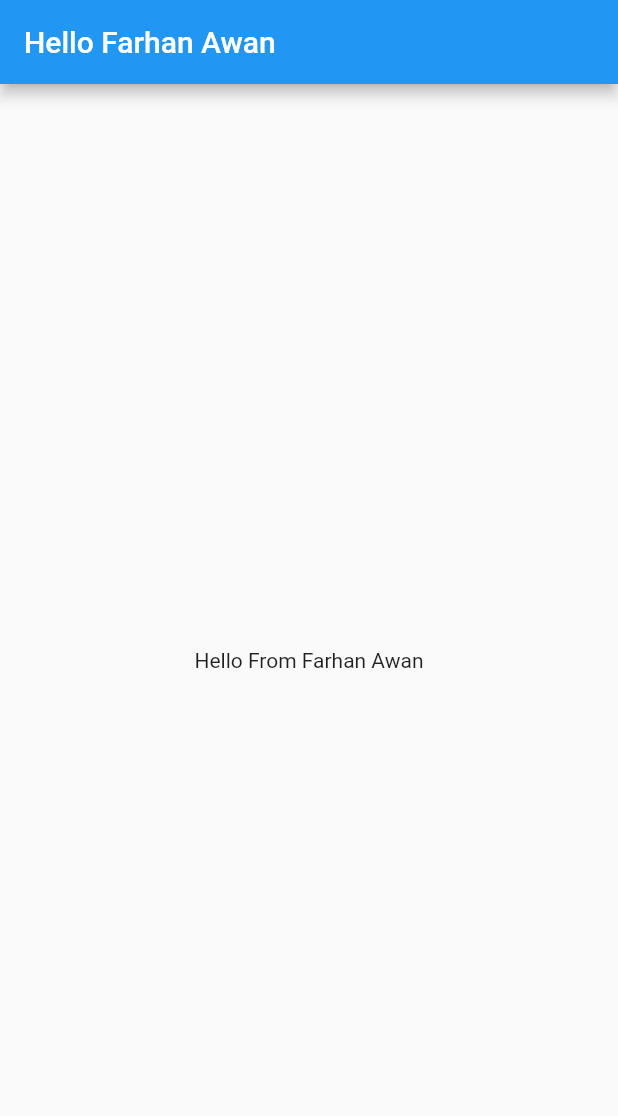
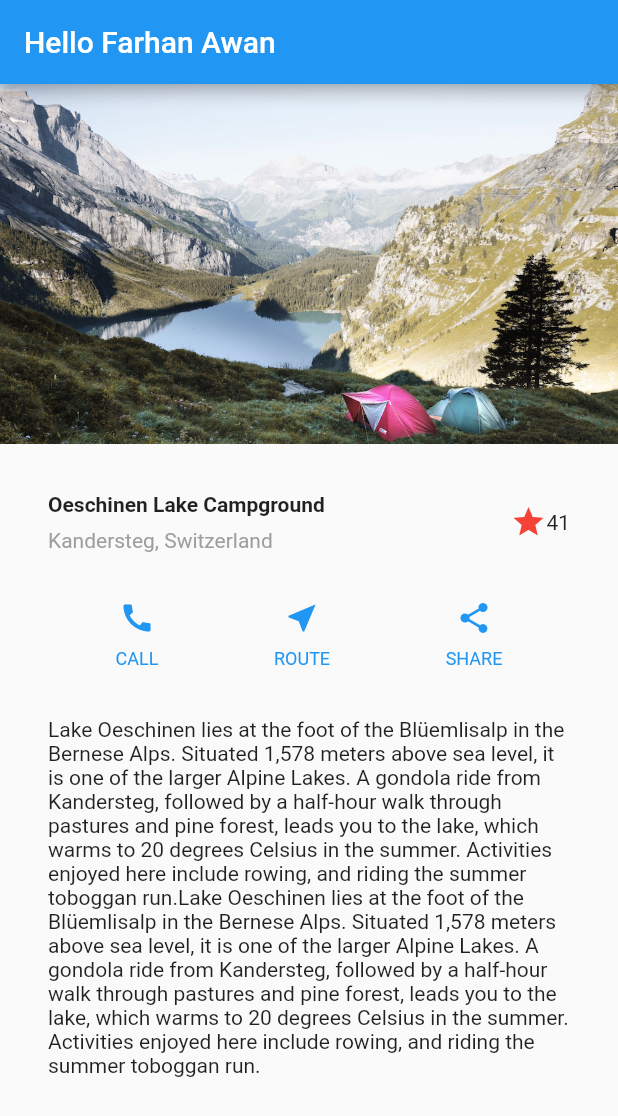
Before and after one commit to FarhanAwan/hello_world_from_flutter, a Flutter app: the screen it shows after launch, on a phone screen of 412 x 824 dp. Shown: the top 1116 px of the screen. Run offline on Flutter 3.47's test engine with Material 2 defaults, Android fonts, the phone set to English and light mode, and no system bars.

Commit message:
Build and Understand First Flutter Layout

```diff
--- a/lib/main.dart
+++ b/lib/main.dart
@@ -3,19 +3,127 @@ import 'package:flutter/material.dart';
 void main() => runApp(MyApp());
 
 class MyApp extends StatelessWidget {
+  Widget titleSection = Container(
+    padding: const EdgeInsets.all(32),
+    child: Row(
+      children: [
+        Expanded(
+          /*1*/
+          child: Column(
+            crossAxisAlignment: CrossAxisAlignment.start,
+            children: [
+              /*2*/
+              Container(
+                padding: const EdgeInsets.only(bottom: 8),
+                child: Text(
+                  'Oeschinen Lake Campground',
+                  style: TextStyle(
+                    fontWeight: FontWeight.bold,
+                  ),
+                ),
+              ),
+              Text(
+                'Kandersteg, Switzerland',
+                style: TextStyle(
+                  color: Colors.grey[500],
+                ),
+              ),
+            ],
+          ),
+        ),
+        /*3*/
+        Icon(
+          Icons.star,
+          color: Colors.red[500],
+        ),
+        Text('41'),
+      ],
+    ),
+  );
+
+  Column _buildButtonColumn(Color color, IconData icon, String label) {
+    return Column(
+      // mainAxisSize: MainAxisSize.max,
+      // mainAxisAlignment: MainAxisAlignment.center,
+      children: [
+        Icon(
+          icon,
+          color: color,
+        ),
+        Container(
+
+          margin: EdgeInsets.only(top: 8),
+          child: Text(
+            label,
+            style: TextStyle(
+              fontSize: 12,
+              fontWeight: FontWeight.w400,
+              color: color,
+            ),
+          ),
+        )
+      ],
+    );
+  }
+
+  Widget textSection = Container(
+    padding: EdgeInsets.all(32),
+    child: Text(
+      'Lake Oeschinen lies at the foot of the Blüemlisalp in the Bernese '
+        'Alps. Situated 1,578 meters above sea level, it is one of the '
+        'larger Alpine Lakes. A gondola ride from Kandersteg, followed by a '
+        'half-hour walk through pastures and pine forest, leads you to the '
+        'lake, which warms to 20 degrees Celsius in the summer. Activities '
+        'enjoyed here include rowing, and riding the summer toboggan run.'
+        'Lake Oeschinen lies at the foot of the Blüemlisalp in the Bernese '
+        'Alps. Situated 1,578 meters above sea level, it is one of the '
+        'larger Alpine Lakes. A gondola ride from Kandersteg, followed by a '
+        'half-hour walk through pastures and pine forest, leads you to the '
+        'lake, which warms to 20 degrees Celsius in the summer. Activities '
+        'enjoyed here include rowing, and riding the summer toboggan run.',
+        softWrap: true,
+    ),
+  );
+
   @override
   Widget build(BuildContext context) {
+    Color color = Theme.of(context).primaryColor;
+
+  Widget buttonSection = Container(
+    child: Row(
+      mainAxisAlignment: MainAxisAlignment.spaceEvenly,
+      children: [
+        _buildButtonColumn(color, Icons.call, 'CALL'),
+        _buildButtonColumn(color, Icons.near_me, 'ROUTE'),
+        _buildButtonColumn(color, Icons.share, 'SHARE'),
+      ],
+    ),
+  );
     return MaterialApp(
       title: "Welcome To Flutter",
       home: Scaffold(
-        appBar: AppBar(
-          title: Text("Hello Farhan Awan"),
-        ),
-        body: Center(
-          child: Text("Hello From Farhan Awan"),
-        ),
-      ),
-
+          appBar: AppBar(
+            title: Text("Hello Farhan Awan"),
+          ),
+          // body: Column(
+            body: ListView(
+            children: [
+              Image.asset('images/lake.jpg',
+              width: 600,
+              height: 240,
+              fit: BoxFit.cover,
+              ),
+              titleSection,
+              buttonSection,
+              textSection,
+            ],
+          )
+          // Center(
+          //   child: Text("Hello From Farhan Awan"),
+          // ),
+          ),
     );
   }
+
+
 }
--- a/pubspec.yaml
+++ b/pubspec.yaml
@@ -44,6 +44,9 @@ flutter:
   # the material Icons class.
   uses-material-design: true
 
+  assets:
+    - images/lake.jpg
+
   # To add assets to your application, add an assets section, like this:
   # assets:
   #   - images/a_dot_burr.jpeg
```
Also changed, not shown: images/lake.jpg (added).
